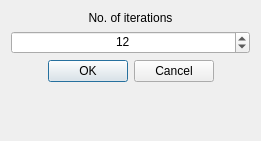
Qt form app/resources/iterations.ui (EL-BID/red_basica) before a commit.
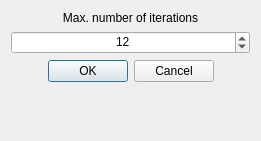
The same form after that commit.

Commit message: Adding Iterations Dialog

What changed in the file:
```diff
--- a/app/resources/iterations.ui
+++ b/app/resources/iterations.ui
@@ -36,7 +36,7 @@
    <item row="1" column="0" colspan="2">
     <widget class="QLabel" name="label">
      <property name="text">
-      <string>No. of iterations</string>
+      <string>Max. number of iterations</string>
      </property>
      <property name="alignment">
       <set>Qt::AlignCenter</set>
```
The commit also changes 5 other files.
